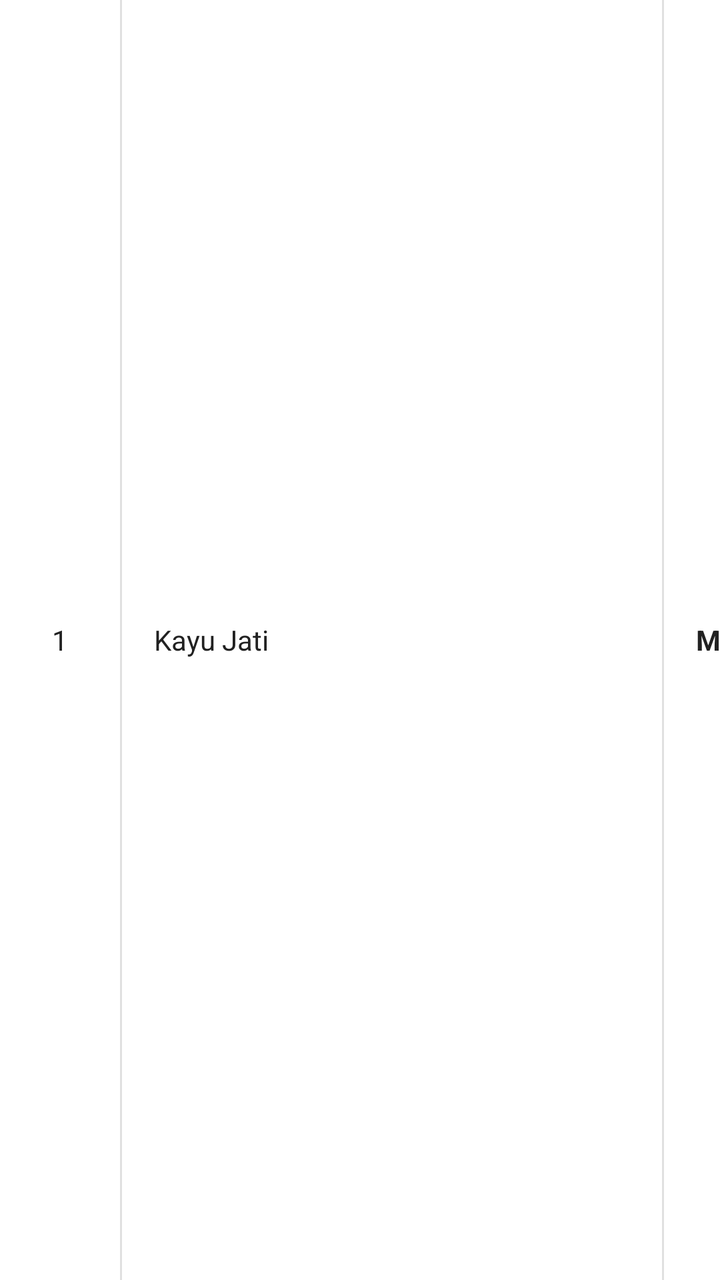
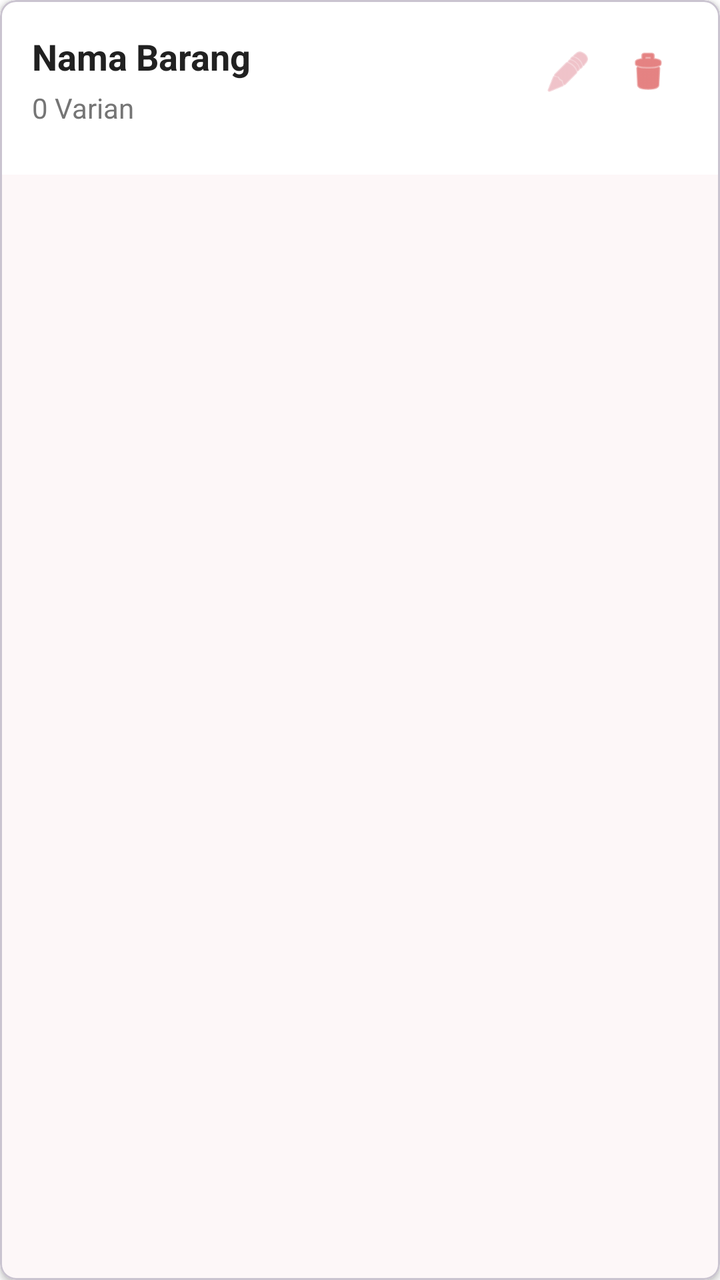

The first picture is an Android layout as it rendered before a commit; the second is the same layout after the commit. The layout source and the unified diff follow.
<!-- AndroidManifest.xml: application theme Theme.SIMPRO -->
<!-- res/layout/item_barang.xml -->
<?xml version="1.0" encoding="utf-8"?>
<LinearLayout
    xmlns:android="http://schemas.android.com/apk/res/android"
    android:layout_width="match_parent"
    android:layout_height="wrap_content"
    android:orientation="vertical"
    android:background="?attr/selectableItemBackground">

    
    <LinearLayout
        android:layout_width="match_parent"
        android:layout_height="wrap_content"
        android:orientation="horizontal"
        android:minHeight="56dp"
        android:gravity="center_vertical"
        android:background="#FFFFFF">

        
        <TextView
            android:id="@+id/tvBarangNumber"
            android:layout_width="60dp"
            android:layout_height="match_parent"
            android:text="1"
            android:textSize="14sp"
            android:textColor="#212121"
            android:gravity="center"
            android:paddingVertical="12dp"
            android:paddingHorizontal="8dp" />

        
        <View
            android:layout_width="1dp"
            android:layout_height="match_parent"
            android:background="#E0E0E0" />

        
        <TextView
            android:id="@+id/tvNamaBahanBaku"
            android:layout_width="270dp"
            android:layout_height="match_parent"
            android:text="Kayu Jati"
            android:textSize="14sp"
            android:textColor="#212121"
            android:gravity="center_vertical"
            android:paddingVertical="12dp"
            android:paddingStart="16dp"
            android:paddingEnd="8dp"
            android:ellipsize="end"
            android:maxLines="2" />

        
        <View
            android:layout_width="1dp"
            android:layout_height="match_parent"
            android:background="#E0E0E0" />

        
        <TextView
            android:id="@+id/tvNamaBarangJadi"
            android:layout_width="270dp"
            android:layout_height="match_parent"
            android:text="Meja Makan"
            android:textSize="14sp"
            android:textColor="#212121"
            android:textStyle="bold"
            android:gravity="center_vertical"
            android:paddingVertical="12dp"
            android:paddingStart="16dp"
            android:paddingEnd="8dp"
            android:ellipsize="end"
            android:maxLines="2" />

        
        <View
            android:layout_width="1dp"
            android:layout_height="match_parent"
            android:background="#E0E0E0" />

        <TextView
            android:id="@+id/tvTotalStok"
            android:layout_width="100dp"
            android:layout_height="match_parent"
            android:text="0"
            android:textSize="14sp"
            android:textColor="#212121"
            android:gravity="center"
            android:paddingVertical="12dp" />


        
        <View
            android:layout_width="1dp"
            android:layout_height="match_parent"
            android:background="#E0E0E0" />

        
        <LinearLayout
            android:layout_width="100dp"
            android:layout_height="match_parent"
            android:orientation="horizontal"
            android:gravity="center"
            android:paddingVertical="12dp"
            android:paddingHorizontal="8dp">

            <ImageButton
                android:id="@+id/btnEdit"
                android:layout_width="36dp"
                android:layout_height="36dp"
                android:src="@android:drawable/ic_menu_edit"
                android:background="?attr/selectableItemBackgroundBorderless"
                android:tint="#2196F3"
                android:scaleType="centerInside"
                android:contentDescription="Edit Barang" />

            <ImageButton
                android:id="@+id/btnDelete"
                android:layout_width="36dp"
                android:layout_height="36dp"
                android:layout_marginStart="8dp"
                android:src="@android:drawable/ic_menu_delete"
                android:background="?attr/selectableItemBackgroundBorderless"
                android:tint="#F44336"
                android:scaleType="centerInside"
                android:contentDescription="Delete Barang" />

        </LinearLayout>

    </LinearLayout>

    
    <View
        android:layout_width="match_parent"
        android:layout_height="1dp"
        android:background="#E0E0E0" />

</LinearLayout>
<!-- resources referenced by this layout -->
<resources>
  <style name="Theme.SIMPRO" parent="Base.Theme.SIMPRO" />
  <style name="Base.Theme.SIMPRO" parent="Theme.Material3.Light.NoActionBar">
          
          <item name="colorPrimary">#E59BA6</item>
          <item name="colorPrimaryContainer">#E59BA6</item>
          <item name="colorOnPrimary">#FFFFFF</item>
  
          
          <item name="android:statusBarColor">#E59BA6</item>
          <item name="android:windowLightStatusBar">true</item>
  
          
  
          
          <item name="android:windowBackground">#FFFFFF</item>
          <item name="colorSurface">#FFFFFF</item>
  
          
          <item name="android:textColor">#333333</item>
      </style>
</resources>

<!-- the commit's change to res/layout/item_barang.xml (unified diff, before → after) -->
@@ -1,136 +1,76 @@
 <?xml version="1.0" encoding="utf-8"?>
-<LinearLayout
-    xmlns:android="http://schemas.android.com/apk/res/android"
+<com.google.android.material.card.MaterialCardView xmlns:android="http://schemas.android.com/apk/res/android"
+    xmlns:app="http://schemas.android.com/apk/res-auto"
     android:layout_width="match_parent"
     android:layout_height="wrap_content"
-    android:orientation="vertical"
-    android:background="?attr/selectableItemBackground">
+    android:layout_margin="4dp"
+    android:background="@color/white"
+    app:cardElevation="2dp"
+    app:cardCornerRadius="8dp">
 
-    
-    <LinearLayout
+    <androidx.constraintlayout.widget.ConstraintLayout
         android:layout_width="match_parent"
         android:layout_height="wrap_content"
-        android:orientation="horizontal"
-        android:minHeight="56dp"
-        android:gravity="center_vertical"
-        android:background="#FFFFFF">
-
-        
-        <TextView
-            android:id="@+id/tvBarangNumber"
-            android:layout_width="60dp"
-            android:layout_height="match_parent"
-            android:text="1"
-            android:textSize="14sp"
-            android:textColor="#212121"
-            android:gravity="center"
-            android:paddingVertical="12dp"
-            android:paddingHorizontal="8dp" />
-
-        
-        <View
-            android:layout_width="1dp"
-            android:layout_height="match_parent"
-            android:background="#E0E0E0" />
-
-        
-        <TextView
-            android:id="@+id/tvNamaBahanBaku"
-            android:layout_width="270dp"
-            android:layout_height="match_parent"
-            android:text="Kayu Jati"
-            android:textSize="14sp"
-            android:textColor="#212121"
-            android:gravity="center_vertical"
-            android:paddingVertical="12dp"
-            android:paddingStart="16dp"
-            android:paddingEnd="8dp"
-            android:ellipsize="end"
-            android:maxLines="2" />
-
-        
-        <View
-            android:layout_width="1dp"
-            android:layout_height="match_parent"
-            android:background="#E0E0E0" />
-
-        
-        <TextView
-            android:id="@+id/tvNamaBarangJadi"
-            android:layout_width="270dp"
-            android:layout_height="match_parent"
-            android:text="Meja Makan"
-            android:textSize="14sp"
-            android:textColor="#212121"
-            android:textStyle="bold"
-            android:gravity="center_vertical"
-            android:paddingVertical="12dp"
-            android:paddingStart="16dp"
-            android:paddingEnd="8dp"
-            android:ellipsize="end"
-            android:maxLines="2" />
-
-        
-        <View
-            android:layout_width="1dp"
-            android:layout_height="match_parent"
-            android:background="#E0E0E0" />
+        android:background="@color/white"
+        android:padding="16dp">
 
         <TextView
-            android:id="@+id/tvTotalStok"
-            android:layout_width="100dp"
-            android:layout_height="match_parent"
-            android:text="0"
+            android:id="@+id/tvNamaBarang"
+            android:layout_width="0dp"
+            android:layout_height="wrap_content"
+            android:text="Nama Barang"
+            android:textSize="18sp"
+            android:textStyle="bold"
+            android:textColor="#212121"
+            app:layout_constraintTop_toTopOf="parent"
+            app:layout_constraintStart_toStartOf="parent"
+            app:layout_constraintEnd_toStartOf="@id/ivEdit" />
+
+        <TextView
+            android:id="@+id/tvJumlahVarian"
+            android:layout_width="wrap_content"
+            android:layout_height="wrap_content"
+            android:text="0 Varian"
             android:textSize="14sp"
-            android:textColor="#212121"
-            android:gravity="center"
-            android:paddingVertical="12dp" />
+            android:textColor="#757575"
+            android:layout_marginTop="4dp"
+            app:layout_constraintTop_toBottomOf="@id/tvNamaBarang"
+            app:layout_constraintStart_toStartOf="parent" />
 
+        <com.google.android.material.chip.ChipGroup
+            android:id="@+id/chipGroupVarian"
+            android:layout_width="0dp"
+            android:layout_height="wrap_content"
+            android:layout_marginTop="8dp"
+            app:singleLine="true"
+            app:layout_constraintTop_toBottomOf="@id/tvJumlahVarian"
+            app:layout_constraintStart_toStartOf="parent"
+            app:layout_constraintEnd_toEndOf="parent" />
 
-        
-        <View
-            android:layout_width="1dp"
-            android:layout_height="match_parent"
-            android:background="#E0E0E0" />
+        <ImageView
+            android:id="@+id/ivEdit"
+            android:layout_width="40dp"
+            android:layout_height="40dp"
+            android:src="@android:drawable/ic_menu_edit"
+            android:padding="8dp"
+            android:background="?attr/selectableItemBackgroundBorderless"
+            android:contentDescription="Edit"
+            app:tint="#E59BA6"
+            app:layout_constraintTop_toTopOf="parent"
+            app:layout_constraintEnd_toStartOf="@id/ivDelete" />
 
-        
-        <LinearLayout
-            android:layout_width="100dp"
-            android:layout_height="match_parent"
-            android:orientation="horizontal"
-            android:gravity="center"
-            android:paddingVertical="12dp"
-            android:paddingHorizontal="8dp">
+        <ImageView
+            android:id="@+id/ivDelete"
+            android:layout_width="40dp"
+            android:layout_height="40dp"
+            android:src="@android:drawable/ic_menu_delete"
+            android:padding="8dp"
+            android:background="?attr/selectableItemBackgroundBorderless"
+            android:contentDescription="Delete"
+            app:tint="#D32F2F"
+            app:layout_constraintTop_toTopOf="parent"
+            app:layout_constraintEnd_toEndOf="parent" />
 
-            <ImageButton
-                android:id="@+id/btnEdit"
-                android:layout_width="36dp"
-                android:layout_height="36dp"
-                android:src="@android:drawable/ic_menu_edit"
-                android:background="?attr/selectableItemBackgroundBorderless"
-                android:tint="#2196F3"
-                android:scaleType="centerInside"
-                android:contentDescription="Edit Barang" />
+    </androidx.constraintlayout.widget.ConstraintLayout>
 
-            <ImageButton
-                android:id="@+id/btnDelete"
-                android:layout_width="36dp"
-                android:layout_height="36dp"
-                android:layout_marginStart="8dp"
-                android:src="@android:drawable/ic_menu_delete"
-                android:background="?attr/selectableItemBackgroundBorderless"
-                android:tint="#F44336"
-                android:scaleType="centerInside"
-                android:contentDescription="Delete Barang" />
-
-        </LinearLayout>
-
-    </LinearLayout>
-
-    
-    <View
-        android:layout_width="match_parent"
-        android:layout_height="1dp"
-        android:background="#E0E0E0" />
-
-</LinearLayout>
+</com.google.android.material.card.MaterialCardView>
<!-- resource entries referenced after the edit -->
@@ -1,5 +1,6 @@
 <!-- resources referenced by this layout -->
 <resources>
+  <color name="white">#FFFFFFFF</color>
   <style name="Theme.SIMPRO" parent="Base.Theme.SIMPRO" />
   <style name="Base.Theme.SIMPRO" parent="Theme.Material3.Light.NoActionBar">
           
